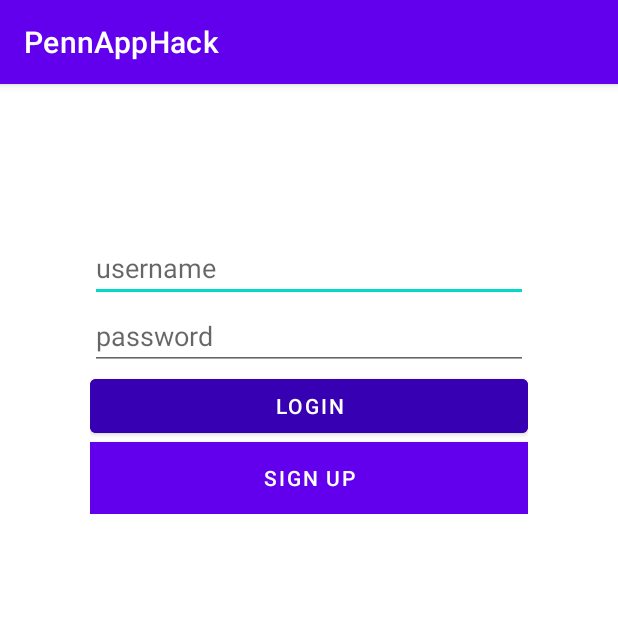
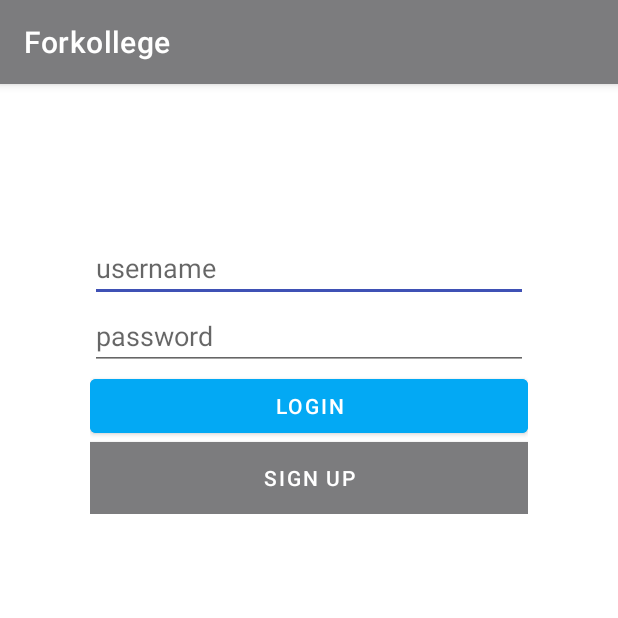
Before and after one commit to beatrice-casey/PennAppHack, an Android app: the screen it shows after launch (LoginActivity), on a phone screen of 412 x 824 dp, the top half of it. Run offline under Robolectric (Android 15) with nearby library versions, the phone set to English and light mode, and no system bars; libraries missing offline, so code that uses them is left out: com.parse; 7 statements that could not run were skipped.

Commit message:
name and color scheme update

```diff
--- a/app/src/main/res/values/colors.xml
+++ b/app/src/main/res/values/colors.xml
@@ -1,6 +1,6 @@
 <?xml version="1.0" encoding="utf-8"?>
 <resources>
-    <color name="colorPrimary">#6200EE</color>
-    <color name="colorPrimaryDark">#3700B3</color>
-    <color name="colorAccent">#03DAC5</color>
+    <color name="colorPrimary">#7C7C7E</color>
+    <color name="colorPrimaryDark">#03A9F4</color>
+    <color name="colorAccent">#3F51B5</color>
 </resources>
--- a/app/src/main/res/values/strings.xml
+++ b/app/src/main/res/values/strings.xml
@@ -1,5 +1,5 @@
 <resources>
-    <string name="app_name">PennAppHack</string>
+    <string name="app_name">Forkollege</string>
     <!-- TODO: Remove or change this placeholder text -->
     <string name="hello_blank_fragment">Hello blank fragment</string>
 </resources>
```
